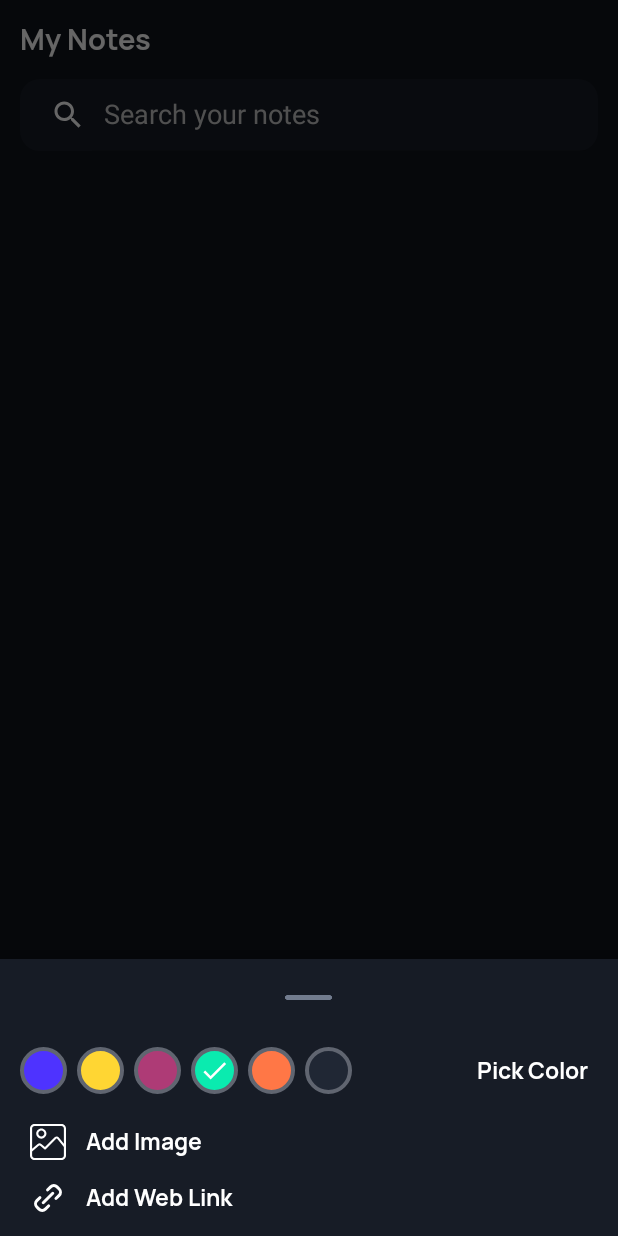
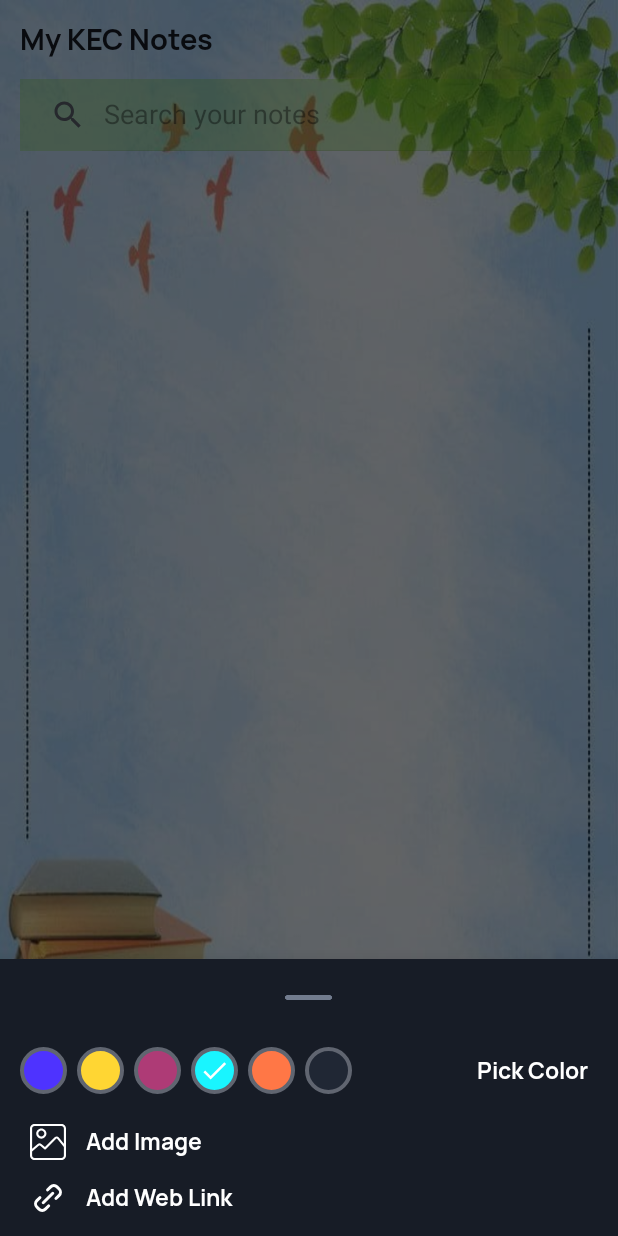
Before and after one commit to AndroDevKec/Kotlin_note_app, an Android app: the fragment NoteBottomSheetFragment placed in its activity, after a tap on an icon or button, on a phone screen of 412 x 824 dp. Run offline under Robolectric (Android 15) with nearby library versions, the phone set to English and light mode, and no system bars; our stand-ins replace Room's generated code, sdp/ssp sizes.

Commit message:
bg change

```diff
--- a/app/src/main/java/com/codingwithme/notesapp/util/NoteBottomSheetFragment.kt
+++ b/app/src/main/java/com/codingwithme/notesapp/util/NoteBottomSheetFragment.kt
@@ -150,7 +150,7 @@ class NoteBottomSheetFragment : BottomSheetDialogFragment() {
             imgNote5.setImageResource(R.drawable.ic_tick)
             imgNote6.setImageResource(0)
             imgNote7.setImageResource(0)
-            selectedColor = "#0aebaf"
+            selectedColor = "#19F5FF"
 
             val intent = Intent("bottom_sheet_action")
             intent.putExtra("action","Green")
--- a/app/src/main/res/drawable/ic_search.xml
+++ b/app/src/main/res/drawable/ic_search.xml
@@ -3,7 +3,7 @@
     android:height="24dp"
     android:viewportWidth="24"
     android:viewportHeight="24"
-    android:tint="@color/ColorWhite">
+    android:tint="@color/ColorDefaultNote">
   <path
       android:fillColor="@android:color/white"
       android:pathData="M15.5,14h-0.79l-0.28,-0.27C15.41,12.59 16,11.11 16,9.5 16,5.91 13.09,3 9.5,3S3,5.91 3,9.5 5.91,16 9.5,16c1.61,0 3.09,-0.59 4.23,-1.57l0.27,0.28v0.79l5,4.99L20.49,19l-4.99,-5zM9.5,14C7.01,14 5,11.99 5,9.5S7.01,5 9.5,5 14,7.01 14,9.5 11.99,14 9.5,14z"/>
--- /dev/null
+++ b/app/src/main/res/drawable/note_color_8.xml
@@ -0,0 +1,9 @@
+<?xml version="1.0" encoding="utf-8"?>
+<shape xmlns:android="http://schemas.android.com/apk/res/android">
+
+    <solid android:color="#19F5FF"/>
+    <corners android:radius="@dimen/_100sdp"/>
+    <stroke android:width="@dimen/_2sdp" android:color="@color/ColorDefaultNote"/>
+
+
+</shape>
--- a/app/src/main/res/layout/activity_main.xml
+++ b/app/src/main/res/layout/activity_main.xml
@@ -4,7 +4,7 @@
     xmlns:tools="http://schemas.android.com/tools"
     android:layout_width="match_parent"
     android:layout_height="match_parent"
-    android:background="@color/colorPrimaryDark"
+    android:background="@color/ColorOrangeNote"
     tools:context=".MainActivity">
 
 
--- a/app/src/main/res/layout/fragment_home.xml
+++ b/app/src/main/res/layout/fragment_home.xml
@@ -4,7 +4,7 @@
     xmlns:tools="http://schemas.android.com/tools"
     android:layout_width="match_parent"
     android:layout_height="match_parent"
-    android:background="@color/colorPrimaryDark"
+    android:background="@drawable/ijkl"
     tools:context=".MainActivity">
 
     <TextView
@@ -12,23 +12,24 @@
         android:layout_width="match_parent"
         android:layout_height="wrap_content"
         android:textSize="@dimen/_15ssp"
-        android:text="@string/notes"
+        android:text="My KEC Notes"
         android:paddingStart="@dimen/_10sdp"
         android:paddingTop="@dimen/_10sdp"
         app:layout_constraintTop_toTopOf="parent"
         app:layout_constraintStart_toStartOf="parent"
         app:layout_constraintEnd_toEndOf="parent"
         android:fontFamily="@font/manrope_bold"
-        android:textColor="@color/ColorWhite"/>
+        android:textColor="@color/ColorLightBlack"/>
 
     <SearchView
         android:layout_width="match_parent"
         android:layout_height="wrap_content"
         android:layout_margin="@dimen/_10sdp"
         android:searchIcon="@drawable/ic_search"
-        android:background="@drawable/background"
+        android:background="#416BD712"
+
         android:queryHint="@string/search"
-        android:theme="@style/ThemeOverlay.search"
+        android:theme="@style/ThemeOverlay.AppCompat.Light"
         android:iconifiedByDefault="false"
         app:layout_constraintTop_toBottomOf="@id/tv1"
         app:layout_constraintStart_toStartOf="parent"
--- a/app/src/main/res/layout/fragment_notes_bottom_sheet.xml
+++ b/app/src/main/res/layout/fragment_notes_bottom_sheet.xml
@@ -104,7 +104,7 @@
             <View
                 android:layout_width="@dimen/_24sdp"
                 android:layout_height="@dimen/_24sdp"
-                android:background="@drawable/note_color_5"/>
+                android:background="@drawable/note_color_8"/>
 
             <ImageView
                 android:id="@+id/imgNote5"
--- a/app/src/main/res/layout/item_rv_notes.xml
+++ b/app/src/main/res/layout/item_rv_notes.xml
@@ -35,7 +35,7 @@
                 android:layout_width="match_parent"
                 android:layout_height="wrap_content"
                 android:textSize="@dimen/_15ssp"
-                android:text="@string/notes"
+                android:text="My KEC Notes"
                 android:paddingStart="@dimen/_10sdp"
                 android:paddingTop="@dimen/_10sdp"
                 app:layout_constraintTop_toTopOf="parent"
```
Also changed, not shown: app/src/main/res/drawable/abcd.jpg (added), app/src/main/res/drawable/efgh.jpg (added), app/src/main/res/drawable/ijkl.jpg (added), app/src/main/res/drawable/mnop.jpg (added), app/src/main/res/drawable/qrst.jpg (added).
